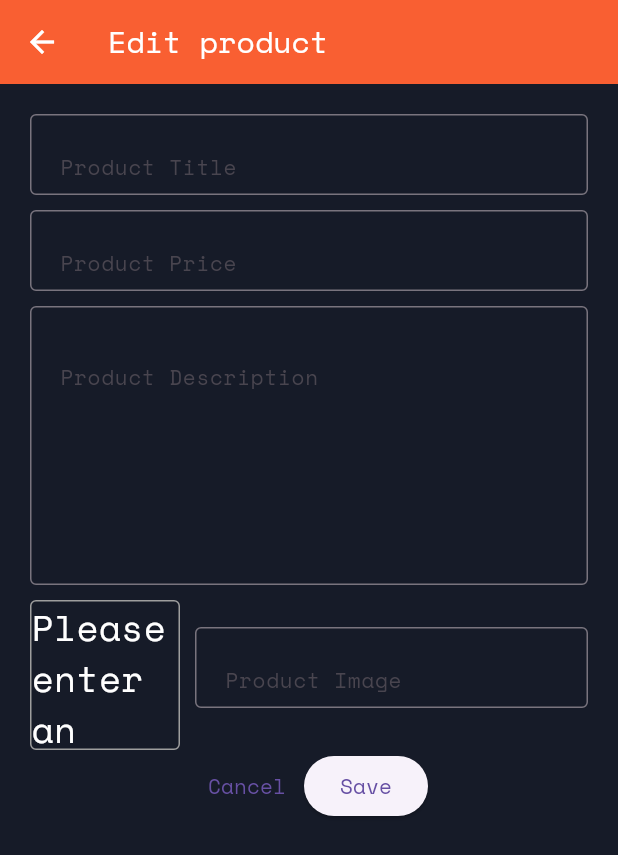
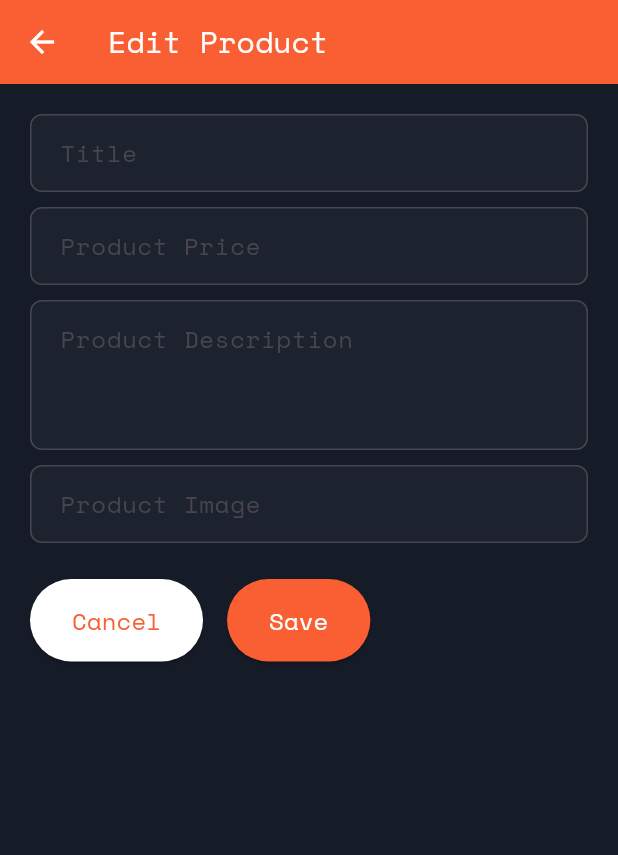
Before and after one commit to boushib/flutter-shop, a Flutter app: the EditProductScreen screen opened by its route, on a phone screen of 412 x 824 dp. Shown: the top 855 px of the screen. Run offline on Flutter 3.47's test engine with Material 3 defaults, Android fonts, the phone set to English and light mode, and no system bars; our stand-ins replace flutter_dotenv; missing offline and left inert: mongo_dart.

Commit message:
Tweak Edit Product Screen Styling

```diff
--- a/lib/models/product.dart
+++ b/lib/models/product.dart
@@ -40,4 +40,30 @@ class Product with ChangeNotifier {
       updated_at: data["updated_at"] ?? "",
     );
   }
+
+  Product copyWith({
+    String? id,
+    String? title,
+    String? description,
+    double? price,
+    String? image_url,
+    String? category,
+    String? brand,
+    int? quantity,
+    String? created_at,
+    String? updated_at,
+  }) {
+    return Product(
+      id: id ?? this.id,
+      title: title ?? this.title,
+      description: description ?? this.description,
+      price: price ?? this.price,
+      image_url: image_url ?? this.image_url,
+      category: category ?? this.category,
+      brand: brand ?? this.brand,
+      quantity: quantity ?? this.quantity,
+      created_at: created_at ?? this.created_at,
+      updated_at: updated_at ?? this.updated_at,
+    );
+  }
 }
--- a/lib/screens/add_product.dart
+++ b/lib/screens/add_product.dart
@@ -15,7 +15,7 @@ class AddProductScreenState extends State<AddProductScreen> {
     return Scaffold(
       appBar: AppBar(
         title: const Text(
-          'Add a new product',
+          'New Product',
           style: TextStyle(fontSize: 20),
         ),
       ),
--- a/lib/screens/edit_product.dart
+++ b/lib/screens/edit_product.dart
@@ -1,7 +1,7 @@
-import "package:flutter/material.dart";
-import "package:shop/models/product.dart";
-import "package:provider/provider.dart";
-import "package:shop/models/products.dart";
+import 'package:flutter/material.dart';
+import 'package:shop/models/product.dart';
+import 'package:provider/provider.dart';
+import 'package:shop/models/products.dart';
 
 class EditProductScreen extends StatefulWidget {
   static const route = "edit-product";
@@ -20,7 +20,7 @@ class EditProductScreenState extends State<EditProductScreen> {
   bool _isInit = false;
   bool _isLoading = false;
 
-  Map _initialValues = {
+  Map<String, String> _initialValues = {
     "title": "",
     "description": "",
     "price": "",
@@ -43,15 +43,14 @@ class EditProductScreenState extends State<EditProductScreen> {
   @override
   void didChangeDependencies() async {
     if (!_isInit) {
-      final product_id = ModalRoute.of(context)!.settings.arguments as String;
+      final productId = ModalRoute.of(context)!.settings.arguments as String;
       _isInit = true;
       final productRes = await Provider.of<ProductsProvider>(
         context,
         listen: false,
-      ).getProductById(product_id);
+      ).getProductById(productId);
       if (productRes != null) {
         _product = productRes;
-      }
         _initialValues = {
           "title": _product.title,
           "description": _product.description,
@@ -59,6 +58,7 @@ class EditProductScreenState extends State<EditProductScreen> {
           "image_url": _product.image_url,
         };
         _productImageController.text = _product.image_url;
+      }
     }
     super.didChangeDependencies();
   }
@@ -93,16 +93,14 @@ class EditProductScreenState extends State<EditProductScreen> {
     return Scaffold(
       appBar: AppBar(
         title: const Text(
-          "Edit product",
+          "Edit Product",
           style: TextStyle(fontSize: 20),
         ),
         backgroundColor: Theme.of(context).primaryColor,
         foregroundColor: Colors.white,
       ),
       body: _isLoading
-          ? const Center(
-              child: CircularProgressIndicator(),
-            )
+          ? const Center(child: CircularProgressIndicator())
           : Form(
               key: _form,
               child: Padding(
@@ -112,207 +110,203 @@ class EditProductScreenState extends State<EditProductScreen> {
                     children: [
                       TextFormField(
                         initialValue: _initialValues["title"],
-                        decoration: const InputDecoration(
-                          hintText: "Product Title",
-                          hintStyle: TextStyle(
-                            fontSize: 14.0,
+                        decoration: InputDecoration(
+                          hintText: "Title",
+                          hintStyle: const TextStyle(fontSize: 16.0),
+                          border: OutlineInputBorder(
+                            borderRadius: BorderRadius.circular(8.0),
                           ),
-                          border: OutlineInputBorder(),
-                          contentPadding:
-                              EdgeInsets.symmetric(horizontal: 16.0),
+                          contentPadding: const EdgeInsets.symmetric(
+                            vertical: 14.0,
+                            horizontal: 16.0,
                           ),
+                          filled: true,
+                          fillColor: Colors.white.withOpacity(0.03),
+                          focusedBorder: OutlineInputBorder(
+                            borderRadius: BorderRadius.circular(8.0),
+                            borderSide: BorderSide(
+                              color: Theme.of(context)
+                                  .primaryColor, // Change border color when focused
+                              width: 2.0, // Set border width when focused
+                            ),
+                          ),
+                        ),
+                        cursorColor: Theme.of(context).primaryColor,
+                        style: const TextStyle(fontSize: 16),
                         textInputAction: TextInputAction.next,
                         onFieldSubmitted: (_) {
                           FocusScope.of(context).requestFocus(_priceFocusNode);
                         },
                         onSaved: (value) {
-                          _product = Product(
-                            id: _product.id,
-                            title: value!,
-                            description: _product.description,
-                            price: _product.price,
-                            image_url: _product.image_url,
-                            category: _product.category,
-                            brand: _product.brand,
-                            quantity: _product.quantity,
-                            created_at: _product.created_at,
-                            updated_at: _product.updated_at,
-                            //isFavorite: _product.isFavorite,
-                          );
+                          _product = _product.copyWith(title: value!);
                         },
-                        validator: (value) {
-                          return null;
-                        },
+                        validator: (value) =>
+                            value!.isEmpty ? 'Title is required' : null,
                       ),
-                      const SizedBox(
-                        height: 10.0,
-                      ),
+                      const SizedBox(height: 10.0),
                       TextFormField(
                         initialValue: _initialValues["price"],
-                        decoration: const InputDecoration(
+                        decoration: InputDecoration(
                           hintText: "Product Price",
-                          hintStyle: TextStyle(
-                            fontSize: 14.0,
+                          hintStyle: const TextStyle(fontSize: 16.0),
+                          border: OutlineInputBorder(
+                            borderRadius: BorderRadius.circular(8.0),
                           ),
-                          border: OutlineInputBorder(),
-                          contentPadding:
-                              EdgeInsets.symmetric(horizontal: 16.0),
+                          contentPadding: const EdgeInsets.symmetric(
+                            vertical: 14.0,
+                            horizontal: 16.0,
                           ),
+                          filled: true,
+                          fillColor: Colors.white.withOpacity(0.03),
+                          focusedBorder: OutlineInputBorder(
+                            borderRadius: BorderRadius.circular(8.0),
+                            borderSide: BorderSide(
+                              color: Theme.of(context)
+                                  .primaryColor, // Change border color when focused
+                              width: 2.0, // Set border width when focused
+                            ),
+                          ),
+                        ),
+                        cursorColor: Theme.of(context).primaryColor,
+                        style: const TextStyle(fontSize: 16),
                         textInputAction: TextInputAction.next,
                         keyboardType: TextInputType.number,
                         focusNode: _priceFocusNode,
                         onFieldSubmitted: (_) {
-                          FocusScope.of(context)
-                              .requestFocus(_descriptionFocusNode);
+                          FocusScope.of(context).requestFocus(
+                            _descriptionFocusNode,
+                          );
                         },
                         onSaved: (value) {
-                          _product = Product(
-                            id: _product.id,
-                            title: _product.title,
-                            description: _product.description,
-                            price: double.parse(value!),
-                            image_url: _product.image_url,
-                            category: _product.category,
-                            brand: _product.brand,
-                            quantity: _product.quantity,
-                            created_at: _product.created_at,
-                            updated_at: _product.updated_at,
-                            //isFavorite: _product.isFavorite,
-                          );
+                          _product =
+                              _product.copyWith(price: double.parse(value!));
                         },
                         validator: (value) {
                           if (value!.isEmpty) {
-                            return "Price field is required";
+                            return "Price is required";
                           }
                           if (double.tryParse(value) == null) {
                             return "Please provide a valid price";
                           }
                           if (double.parse(value) <= 0) {
-                            return "Price should be a positive number";
+                            return "Price should be positive";
                           }
                           return null;
                         },
                       ),
-                      const SizedBox(
-                        height: 10.0,
-                      ),
+                      const SizedBox(height: 10.0),
                       TextFormField(
                         initialValue: _initialValues["description"],
                         maxLines: 3,
-                        decoration: const InputDecoration(
+                        decoration: InputDecoration(
                           hintText: "Product Description",
-                          hintStyle: TextStyle(
-                            fontSize: 14.0,
+                          hintStyle: const TextStyle(fontSize: 16.0),
+                          border: OutlineInputBorder(
+                            borderRadius: BorderRadius.circular(8.0),
                           ),
-                          border: OutlineInputBorder(),
-                          contentPadding: EdgeInsets.symmetric(
-                              vertical: 12.0, horizontal: 16.0),
+                          contentPadding: const EdgeInsets.symmetric(
+                            vertical: 14.0,
+                            horizontal: 16.0,
                           ),
-                        // textInputAction: TextInputAction.next,
+                          filled: true,
+                          fillColor: Colors.white.withOpacity(0.03),
+                          focusedBorder: OutlineInputBorder(
+                            borderRadius: BorderRadius.circular(8.0),
+                            borderSide: BorderSide(
+                              color: Theme.of(context)
+                                  .primaryColor, // Change border color when focused
+                              width: 2.0, // Set border width when focused
+                            ),
+                          ),
+                        ),
+                        cursorColor: Theme.of(context).primaryColor,
+                        style: const TextStyle(fontSize: 16),
                         keyboardType: TextInputType.multiline,
                         focusNode: _descriptionFocusNode,
                         onSaved: (value) {
-                          _product = Product(
-                            id: _product.id,
-                            title: _product.title,
-                            description: value!,
-                            price: _product.price,
-                            image_url: _product.image_url,
-                            category: _product.category,
-                            brand: _product.brand,
-                            quantity: _product.quantity,
-                            created_at: _product.created_at,
-                            updated_at: _product.updated_at,
-                            //isFavorite: _product.isFavorite,
-                          );
+                          _product = _product.copyWith(description: value!);
+                        },
+                        validator: (value) =>
+                            value!.isEmpty ? 'Description is required' : null,
+                      ),
+                      const SizedBox(height: 10.0),
+                      TextFormField(
+                        controller: _productImageController,
+                        decoration: InputDecoration(
+                          hintText: "Product Image",
+                          hintStyle: const TextStyle(fontSize: 16.0),
+                          border: OutlineInputBorder(
+                            borderRadius: BorderRadius.circular(8.0),
+                          ),
+                          contentPadding: const EdgeInsets.symmetric(
+                            vertical: 14.0,
+                            horizontal: 16.0,
+                          ),
+                          filled: true,
+                          fillColor: Colors.white.withOpacity(0.03),
+                          focusedBorder: OutlineInputBorder(
+                            borderRadius: BorderRadius.circular(8.0),
+                            borderSide: BorderSide(
+                              color: Theme.of(context)
+                                  .primaryColor, // Change border color when focused
+                              width: 2.0, // Set border width when focused
+                            ),
+                          ),
+                        ),
+                        cursorColor: Theme.of(context).primaryColor,
+                        style: const TextStyle(fontSize: 16),
+                        keyboardType: TextInputType.url,
+                        textInputAction: TextInputAction.done,
+                        onFieldSubmitted: (_) => submitForm(),
+                        onSaved: (value) {
+                          _product = _product.copyWith(image_url: value!);
                         },
                         validator: (value) {
                           if (value!.isEmpty) {
-                            return "Description field is required";
+                            return "Image URL is required";
                           }
                           return null;
                         },
                       ),
+                      const SizedBox(height: 24.0),
                       Row(
                         children: [
-                          Container(
-                            height: 100.0,
-                            width: 100.0,
-                            margin:
-                                const EdgeInsets.only(top: 10.0, right: 10.0),
-                            // padding: EdgeInsets.all(12.0),
-                            decoration: BoxDecoration(
-                              border: Border.all(
-                                width: 1.0,
-                                color: Colors.grey,
-                              ),
-                              borderRadius:
-                                  const BorderRadius.all(Radius.circular(4.0)),
-                            ),
-                            child: _productImageController.text.isEmpty
-                                ? const Center(
-                                    child: Text(
-                                      "Please enter an image URL!",
-                                    ),
-                                  )
-                                : Image.network(
-                                    _productImageController.text,
-                                    fit: BoxFit.cover,
+                          ElevatedButton(
+                            style: ElevatedButton.styleFrom(
+                              backgroundColor: Colors.white,
+                              padding: const EdgeInsets.symmetric(
+                                horizontal: 28,
+                                vertical: 16,
                               ),
                             ),
-                          Expanded(
-                            child: TextFormField(
-                              // you can"t use both initialValue & controller
-                              // initialValue: _initialValues["imageUrl"],
-                              decoration: const InputDecoration(
-                                hintText: "Product Image",
-                                hintStyle: TextStyle(
-                                  fontSize: 14.0,
+                            onPressed: () {
+                              Navigator.of(context).pop();
+                            },
+                            child: Text(
+                              'Cancel',
+                              style: TextStyle(
+                                color: Theme.of(context).primaryColor,
+                                fontSize: 16,
                               ),
-                                border: OutlineInputBorder(),
-                                contentPadding:
-                                    EdgeInsets.symmetric(horizontal: 16.0),
                             ),
-                              keyboardType: TextInputType.url,
-                              textInputAction: TextInputAction.done,
-                              controller: _productImageController,
-                              onFieldSubmitted: (_) => submitForm(),
-                              onSaved: (value) {
-                                _product = Product(
-                                  id: _product.id,
-                                  title: _product.title,
-                                  description: _product.description,
-                                  price: _product.price,
-                                  image_url: "", // TODO - Fix
-                                  category: _product.category,
-                                  brand: _product.brand,
-                                  quantity: _product.quantity,
-                                  created_at: _product.created_at,
-                                  updated_at: _product.updated_at,
-                                  // imageUrl: value!,
-                                  // isFavorite: _product.isFavorite,
-                                );
-                              },
-                              validator: (value) {
-                                if (value!.isEmpty) {
-                                  return "Description field is required";
-                                }
-                                return null;
-                              },
                           ),
-                          )
-                        ],
+                          const SizedBox(width: 16),
+                          ElevatedButton(
+                            style: ElevatedButton.styleFrom(
+                              backgroundColor: Theme.of(context).primaryColor,
+                              padding: const EdgeInsets.symmetric(
+                                horizontal: 28,
+                                vertical: 16,
                               ),
-                      OverflowBar(
-                        children: [
-                          TextButton(
-                            child: const Text("Cancel"),
-                            onPressed: () {},
                             ),
-                          ElevatedButton(
-                            //color: Colors.green,
-                            child: const Text("Save"),
-                            onPressed: () => submitForm(),
+                            onPressed: submitForm,
+                            child: const Text(
+                              'Save',
+                              style: TextStyle(
+                                color: Colors.white,
+                                fontSize: 16,
+                              ),
+                            ),
                           ),
                         ],
                       )
--- a/lib/screens/product_details.dart
+++ b/lib/screens/product_details.dart
@@ -130,7 +130,7 @@ class ProductDetailsScreen extends StatelessWidget {
                                 fontSize: 16,
                               ),
                             ),
-                          )
+                          ),
                         ],
                       ),
                     ),
```
Lines whose indentation alone changed are shown as unchanged.
